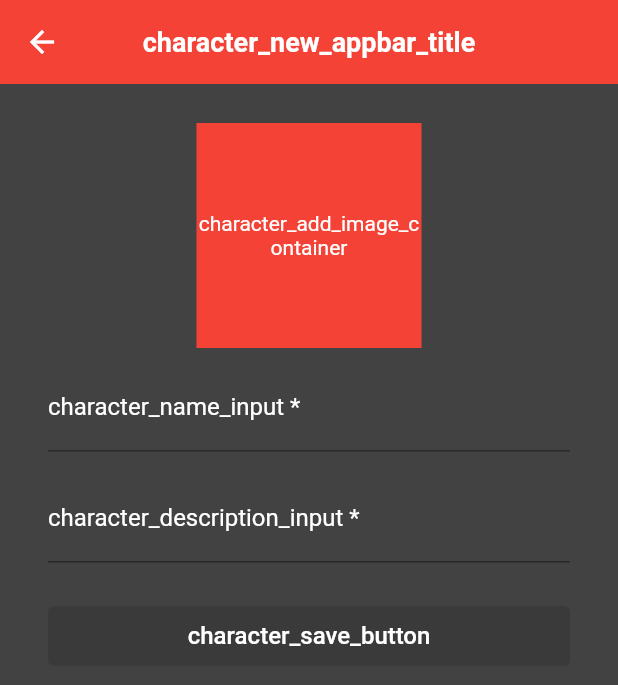
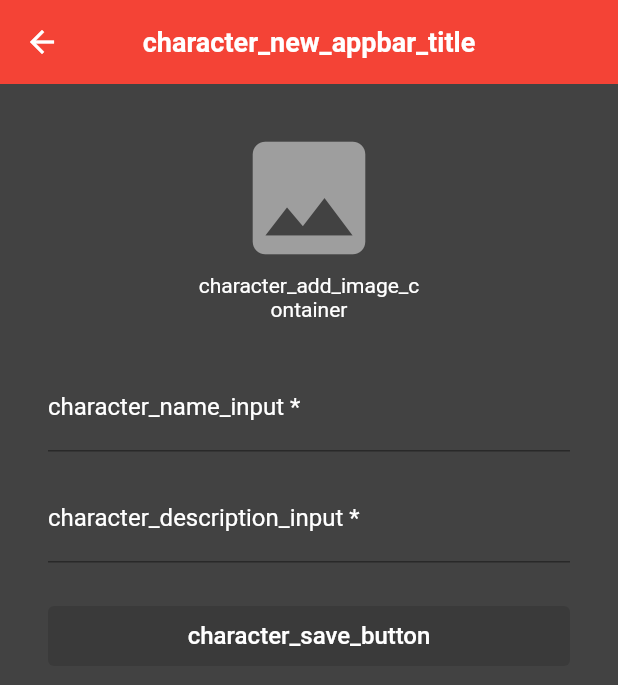
Before and after one commit to diegopereira99/marvel_project, a Flutter app: the screen it shows after launch, after a tap on the "add" icon, on a phone screen of 412 x 824 dp. Shown: the top 685 px of the screen. Run offline on Flutter 3.47's test engine with Material 2 defaults, Android fonts, the phone set to English and light mode, and no system bars; our stand-ins replace cached_network_image, dio, firebase_analytics, firebase_core, firebase_crashlytics, get and 2 more; accounts and stored records are empty; network calls fail.

Commit message:
componcomponentizing image container

```diff
--- a/lib/modules/character/create_character/create_character_page.dart
+++ b/lib/modules/character/create_character/create_character_page.dart
@@ -5,6 +5,7 @@ import 'package:get/get_utils/src/extensions/internacionalization.dart';
 import 'package:get/state_manager.dart';
 import 'package:image_picker/image_picker.dart';
 import 'package:marvel_test/modules/character/create_character/create_character_controller.dart';
+import 'package:marvel_test/modules/character/widgets/character_form_empty_image_container.dart';
 import 'package:marvel_test/modules/character/widgets/custom_text_field.dart';
 import 'package:marvel_test/modules/character/widgets/character_form_image_container.dart';
 import 'package:marvel_test/modules/character/widgets/save_button.dart';
@@ -52,21 +53,15 @@ class _CreateCharacterPageState extends State<CreateCharacterPage> {
                 controller.setImage(image.path);
               }
             },
-            child: Container(
+            child: SizedBox(
                 width: 150,
                 height: 150,
-                color: Colors.red,
                 child: Obx(() {
                   if (controller.image.isNotEmpty) {
                     return CharacterFormImageContainer(
                         image: controller.image.value);
                   } else {
-                    return Center(
-                        child: Text(
-                      "character_add_image_container".tr,
-                      style: const TextStyle(color: Colors.white),
-                      textAlign: TextAlign.center,
-                    ));
+                    return const CharacterFormEmptyImageContainer();
                   }
                 })),
           ),
--- a/lib/modules/character/edit_character/edit_character_page.dart
+++ b/lib/modules/character/edit_character/edit_character_page.dart
@@ -4,6 +4,7 @@ import 'package:get/get_navigation/src/extension_navigation.dart';
 import 'package:get/get_utils/src/extensions/internacionalization.dart';
 import 'package:get/state_manager.dart';
 import 'package:image_picker/image_picker.dart';
+import 'package:marvel_test/modules/character/widgets/character_form_empty_image_container.dart';
 import 'package:marvel_test/modules/character/widgets/custom_text_field.dart';
 import 'package:marvel_test/modules/character/edit_character/edit_character_controller.dart';
 import 'package:marvel_test/modules/character/widgets/character_form_image_container.dart';
@@ -61,12 +62,7 @@ class _EditCharacterPageState extends State<EditCharacterPage> {
                     return CharacterFormImageContainer(
                         image: controller.image.value);
                   } else {
-                    return Center(
-                        child: Text(
-                      "character_add_image_container".tr,
-                      style: const TextStyle(color: Colors.white),
-                      textAlign: TextAlign.center,
-                    ));
+                    return const CharacterFormEmptyImageContainer();
                   }
                 })),
           ),
--- /dev/null
+++ b/lib/modules/character/widgets/character_form_empty_image_container.dart
@@ -0,0 +1,25 @@
+import 'package:flutter/material.dart';
+import 'package:get/get_utils/src/extensions/internacionalization.dart';
+
+class CharacterFormEmptyImageContainer extends StatelessWidget {
+  const CharacterFormEmptyImageContainer({Key? key}) : super(key: key);
+
+  @override
+  Widget build(BuildContext context) {
+    return Center(
+        child: Column(
+      children: [
+        const Icon(
+          Icons.photo,
+          size: 100,
+          color: Colors.grey,
+        ),
+        Text(
+          "character_add_image_container".tr,
+          style: const TextStyle(color: Colors.white),
+          textAlign: TextAlign.center,
+        )
+      ],
+    ));
+  }
+}
--- a/lib/modules/character/widgets/search_field.dart
+++ b/lib/modules/character/widgets/search_field.dart
@@ -22,11 +22,10 @@ class _SearchFieldState extends State<SearchField> {
             borderRadius: const BorderRadius.all(Radius.circular(15))),
         child: TextField(
           onChanged: widget.onChanged,
-          decoration: InputDecoration(
+          decoration: const InputDecoration(
               hintText: "Pesquisar...",
               border: InputBorder.none,
-              suffixIcon:
-                  IconButton(onPressed: () {}, icon: const Icon(Icons.search))),
+              suffixIcon: Icon(Icons.search)),
         ),
       ),
     );
```
